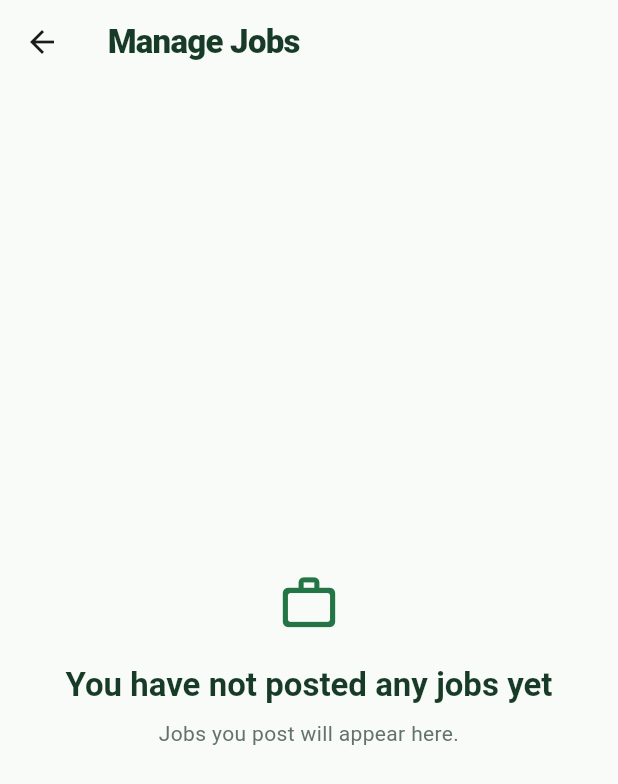
After one commit to JiwanKoirala/pallijob, a Flutter app: the EmployerDashboardScreen screen opened directly, after a tap on "Manage Jobs", on a phone screen of 412 x 824 dp. The commit adds this screen. Shown: the top 784 px of the screen. Run offline on Flutter 3.47's test engine with Material 3 defaults, Android fonts, the phone set to English and light mode, and no system bars; our stand-ins replace cloud_firestore, firebase_auth, firebase_core; accounts and stored records are empty.

Commit message:
feat: add employer job management listings

```diff
--- a/lib/screens/employer/employer_dashboard_screen.dart
+++ b/lib/screens/employer/employer_dashboard_screen.dart
@@ -1,6 +1,7 @@
 import 'package:firebase_auth/firebase_auth.dart';
 import 'package:flutter/material.dart';
 import 'package:pallijob/screens/auth/welcome_screen.dart';
+import 'package:pallijob/screens/employer/manage_jobs_screen.dart';
 import 'package:pallijob/screens/employer/post_job_screen.dart';
 
 class EmployerDashboardScreen extends StatelessWidget {
@@ -97,13 +98,19 @@ class EmployerDashboardScreen extends StatelessWidget {
                       for (final module in _modules) ...[
                         _ModuleCard(
                           module: module,
-                          onTap: module.title == 'Post Job'
-                              ? () => Navigator.of(context).push(
-                                  MaterialPageRoute<void>(
-                                    builder: (_) => const PostJobScreen(),
-                                  ),
-                                )
-                              : null,
+                          onTap: switch (module.title) {
+                            'Post Job' => () => Navigator.of(context).push(
+                              MaterialPageRoute<void>(
+                                builder: (_) => const PostJobScreen(),
+                              ),
+                            ),
+                            'Manage Jobs' => () => Navigator.of(context).push(
+                              MaterialPageRoute<void>(
+                                builder: (_) => const ManageJobsScreen(),
+                              ),
+                            ),
+                            _ => null,
+                          },
                         ),
                         if (module != _modules.last) const SizedBox(height: 12),
                       ],
--- /dev/null
+++ b/lib/screens/employer/manage_jobs_screen.dart
@@ -0,0 +1,297 @@
+import 'package:cloud_firestore/cloud_firestore.dart';
+import 'package:firebase_auth/firebase_auth.dart';
+import 'package:flutter/material.dart';
+import 'package:pallijob/screens/student/student_job_listings_screen.dart';
+
+class ManageJobsScreen extends StatefulWidget {
+  const ManageJobsScreen({super.key, this.jobsStream});
+
+  final Stream<List<StudentJobListing>>? jobsStream;
+
+  @override
+  State<ManageJobsScreen> createState() => _ManageJobsScreenState();
+}
+
+class _ManageJobsScreenState extends State<ManageJobsScreen> {
+  late final String? _employerId = widget.jobsStream == null
+      ? FirebaseAuth.instance.currentUser?.uid
+      : null;
+  late final Stream<List<StudentJobListing>>? _jobsStream = _createJobsStream();
+
+  Stream<List<StudentJobListing>>? _createJobsStream() {
+    final suppliedStream = widget.jobsStream;
+    if (suppliedStream != null) {
+      return suppliedStream.map(_sortByCreatedAt);
+    }
+
+    final employerId = _employerId;
+    if (employerId == null) return null;
+
+    return FirebaseFirestore.instance
+        .collection('jobs')
+        .where('employerId', isEqualTo: employerId)
+        .snapshots()
+        .map(
+          (snapshot) => _sortByCreatedAt(
+            snapshot.docs
+                .map(StudentJobListing.fromDocument)
+                .toList(growable: true),
+          ),
+        );
+  }
+
+  List<StudentJobListing> _sortByCreatedAt(List<StudentJobListing> jobs) {
+    final sortedJobs = List<StudentJobListing>.of(jobs);
+    sortedJobs.sort((first, second) {
+      final firstDate = first.createdAt;
+      final secondDate = second.createdAt;
+      if (firstDate == null) return secondDate == null ? 0 : 1;
+      if (secondDate == null) return -1;
+      return secondDate.compareTo(firstDate);
+    });
+    return sortedJobs;
+  }
+
+  @override
+  Widget build(BuildContext context) {
+    return Scaffold(
+      backgroundColor: const Color(0xFFF8FBF8),
+      appBar: AppBar(
+        title: const Text(
+          'Manage Jobs',
+          style: TextStyle(
+            color: Color(0xFF173B27),
+            fontWeight: FontWeight.w800,
+            letterSpacing: -0.5,
+          ),
+        ),
+        backgroundColor: const Color(0xFFF8FBF8),
+        surfaceTintColor: Colors.transparent,
+      ),
+      body: _jobsStream == null
+          ? const _ManageJobsState(
+              icon: Icons.lock_outline_rounded,
+              title: 'Sign in to view your jobs',
+              message: 'Your posted jobs are available after you sign in.',
+            )
+          : StreamBuilder<List<StudentJobListing>>(
+              stream: _jobsStream,
+              builder: (context, snapshot) {
+                if (snapshot.hasError) {
+                  return _ManageJobsState(
+                    icon: Icons.cloud_off_outlined,
+                    title: 'Could not load your jobs',
+                    message: _errorMessage(snapshot.error),
+                  );
+                }
+                if (snapshot.connectionState == ConnectionState.waiting) {
+                  return const _ManageJobsState(
+                    loading: true,
+                    title: 'Loading your jobs',
+                    message: 'Please wait while we load your listings.',
+                  );
+                }
+
+                final jobs = snapshot.data ?? const <StudentJobListing>[];
+                if (jobs.isEmpty) {
+                  return const _ManageJobsState(
+                    icon: Icons.work_outline_rounded,
+                    title: 'You have not posted any jobs yet',
+                    message: 'Jobs you post will appear here.',
+                  );
+                }
+
+                return LayoutBuilder(
+                  builder: (context, constraints) {
+                    final horizontalPadding = constraints.maxWidth < 360
+                        ? 20.0
+                        : 28.0;
+
+                    return ListView.separated(
+                      padding: EdgeInsets.fromLTRB(
+                        horizontalPadding,
+                        20,
+                        horizontalPadding,
+                        32,
+                      ),
+                      itemCount: jobs.length + 1,
+                      separatorBuilder: (_, index) =>
+                          SizedBox(height: index == 0 ? 16 : 12),
+                      itemBuilder: (context, index) {
+                        if (index == 0) {
+                          return Center(
+                            child: ConstrainedBox(
+                              constraints: const BoxConstraints(maxWidth: 480),
+                              child: Align(
+                                alignment: Alignment.centerLeft,
+                                child: Text(
+                                  'Your job listings',
+                                  style: Theme.of(context)
+                                      .textTheme
+                                      .headlineSmall
+                                      ?.copyWith(
+                                        color: const Color(0xFF173B27),
+                                        fontWeight: FontWeight.w700,
+                                        letterSpacing: -0.5,
+                                      ),
+                                ),
+                              ),
+                            ),
+                          );
+                        }
+
+                        final job = jobs[index - 1];
+                        return Center(
+                          child: ConstrainedBox(
+                            constraints: const BoxConstraints(maxWidth: 480),
+                            child: _EmployerJobCard(
+                              job: job,
+                              onTap: () => Navigator.of(context).push(
+                                MaterialPageRoute<void>(
+                                  builder: (_) =>
+                                      StudentJobDetailsScreen(job: job),
+                                ),
+                              ),
+                            ),
+                          ),
+                        );
+                      },
+                    );
+                  },
+                );
+              },
+            ),
+    );
+  }
+
+  String _errorMessage(Object? error) {
+    if (error is FirebaseException && error.code == 'permission-denied') {
+      return 'You do not have permission to view your job listings. Check that you are signed in and the Firestore job read rules are deployed.';
+    }
+    if (error is FirebaseException &&
+        (error.code == 'unavailable' ||
+            error.code == 'network-request-failed')) {
+      return 'Check your internet connection and try again.';
+    }
+    return 'Something went wrong while loading your jobs. Please try again later.';
+  }
+}
+
+class _EmployerJobCard extends StatelessWidget {
+  const _EmployerJobCard({required this.job, required this.onTap});
+
+  final StudentJobListing job;
+  final VoidCallback onTap;
+
+  @override
+  Widget build(BuildContext context) {
+    return Card(
+      color: Colors.white,
+      elevation: 0,
+      shape: RoundedRectangleBorder(
+        borderRadius: BorderRadius.circular(18),
+        side: const BorderSide(color: Color(0xFFE5EEE7)),
+      ),
+      child: InkWell(
+        onTap: onTap,
+        borderRadius: BorderRadius.circular(18),
+        child: Padding(
+          padding: const EdgeInsets.all(16),
+          child: Column(
+            crossAxisAlignment: CrossAxisAlignment.start,
+            children: [
+              Text(
+                job.title,
+                style: Theme.of(context).textTheme.titleMedium?.copyWith(
+                  color: const Color(0xFF173B27),
+                  fontWeight: FontWeight.w600,
+                ),
+              ),
+              const SizedBox(height: 6),
+              Row(
+                children: [
+                  const Icon(
+                    Icons.location_on_outlined,
+                    color: Color(0xFF247545),
+                    size: 17,
+                  ),
+                  const SizedBox(width: 4),
+                  Expanded(
+                    child: Text(
+                      job.location,
+                      style: Theme.of(context).textTheme.bodySmall
+                          ?.copyWith(color: const Color(0xFF647369)),
+                    ),
+                  ),
+                  const Icon(
+                    Icons.chevron_right_rounded,
+                    color: Color(0xFF247545),
+                  ),
+                ],
+              ),
+              const SizedBox(height: 8),
+              Text(
+                job.description,
+                maxLines: 2,
+                overflow: TextOverflow.ellipsis,
+                style: Theme.of(context).textTheme.bodyMedium
+                    ?.copyWith(color: const Color(0xFF647369), height: 1.4),
+              ),
+            ],
+          ),
+        ),
+      ),
+    );
+  }
+}
+
+class _ManageJobsState extends StatelessWidget {
+  const _ManageJobsState({
+    required this.title,
+    required this.message,
+    this.icon,
+    this.loading = false,
+  });
+
+  final String title;
+  final String message;
+  final IconData? icon;
+  final bool loading;
+
+  @override
+  Widget build(BuildContext context) {
+    return Center(
+      child: Padding(
+        padding: const EdgeInsets.all(28),
+        child: ConstrainedBox(
+          constraints: const BoxConstraints(maxWidth: 420),
+          child: Column(
+            mainAxisSize: MainAxisSize.min,
+            children: [
+              if (loading)
+                const CircularProgressIndicator(color: Color(0xFF247545))
+              else
+                Icon(icon, color: const Color(0xFF247545), size: 42),
+              const SizedBox(height: 20),
+              Text(
+                title,
+                textAlign: TextAlign.center,
+                style: Theme.of(context).textTheme.titleLarge?.copyWith(
+                  color: const Color(0xFF173B27),
+                  fontWeight: FontWeight.w700,
+                ),
+              ),
+              const SizedBox(height: 8),
+              Text(
+                message,
+                textAlign: TextAlign.center,
+                style: Theme.of(context).textTheme.bodyMedium
+                    ?.copyWith(color: const Color(0xFF647369), height: 1.45),
+              ),
+            ],
+          ),
+        ),
+      ),
+    );
+  }
+}
```
Also changed, not shown: 1 other file.
